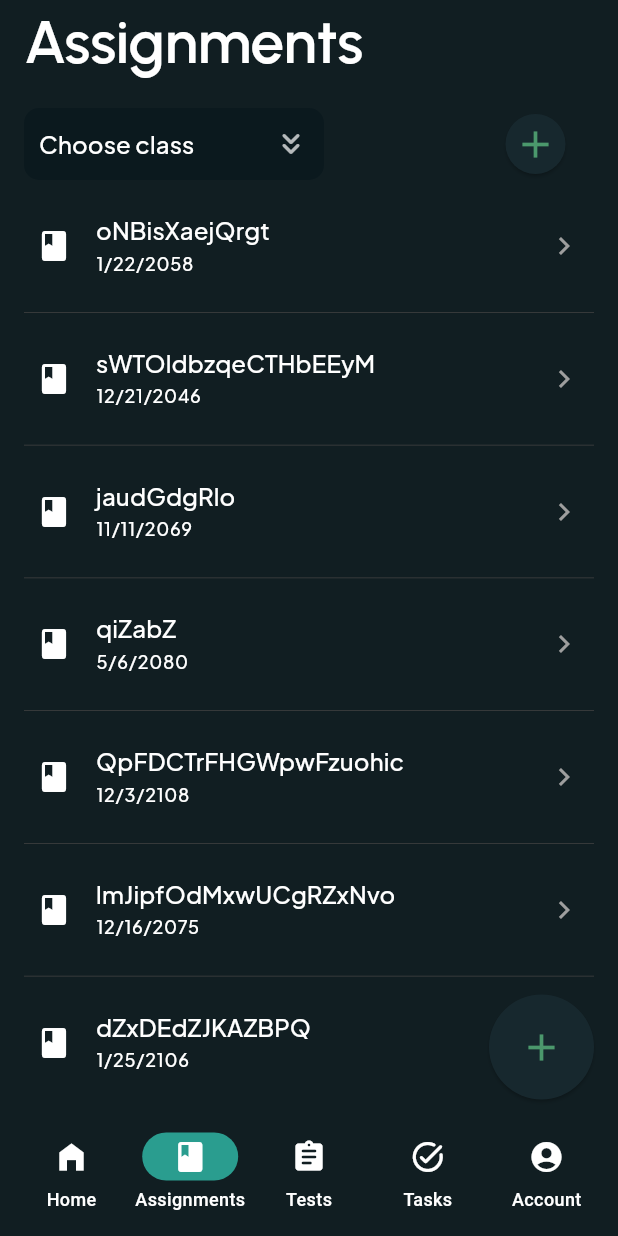
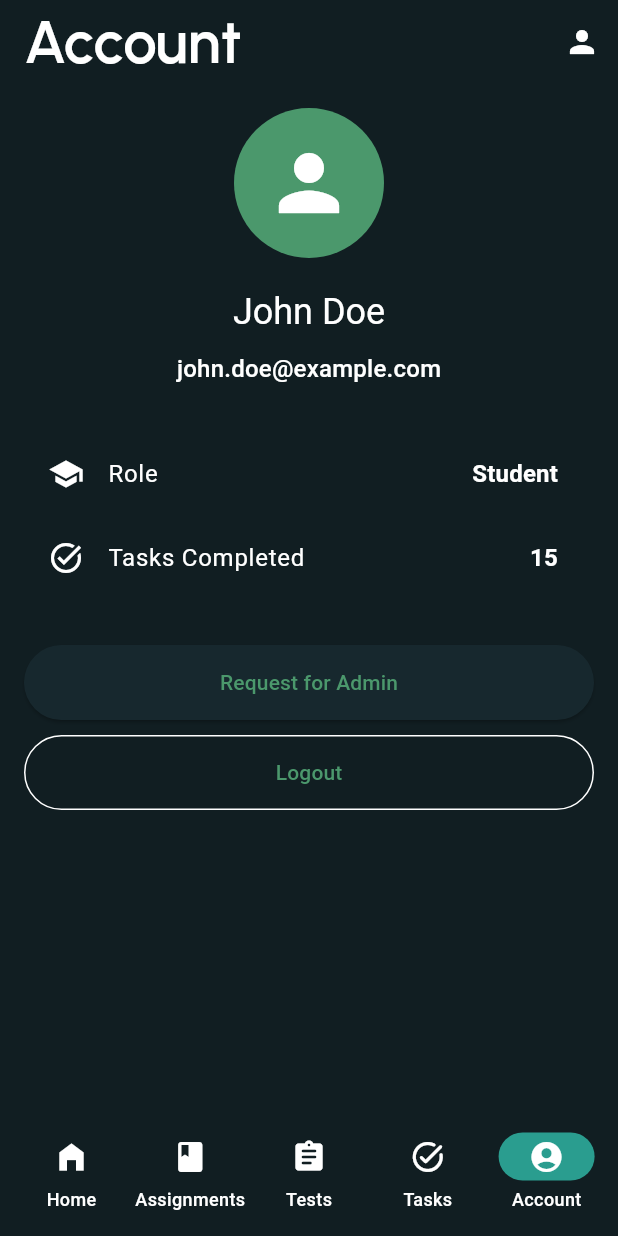
Before and after one commit to ariyha/StudyBuddy, a Flutter app: the screen it shows after launch, item 5 of the bottom bar chosen, on a phone screen of 412 x 824 dp. Run offline on Flutter 3.47's test engine with Material 3 defaults, Android fonts, the phone set to English and light mode, and no system bars; our stand-ins replace go_router, google_fonts; missing offline and left inert: clean_calendar.

Commit message:
added about me and animations

```diff
--- /dev/null
+++ b/lib/account.dart
@@ -0,0 +1,265 @@
+import 'package:flutter/material.dart';
+import 'package:studybuddy/navbar.dart';
+import 'package:url_launcher/url_launcher.dart';
+
+class AccountsPage extends StatefulWidget {
+  const AccountsPage({Key? key}) : super(key: key);
+
+  @override
+  _AccountsPageState createState() => _AccountsPageState();
+}
+
+class _AccountsPageState extends State<AccountsPage> {
+  // Dummy user data
+  final Map<String, String> userData = {
+    'name': 'John Doe',
+    'email': 'john.doe@example.com',
+    'role': 'Student',
+  };
+
+  @override
+  Widget build(BuildContext context) {
+    return Scaffold(
+      appBar: AppBar(
+        title: Text('Account'),
+        actions: [
+          IconButton(
+            icon: Hero(tag: 'accounticon', child: Icon(Icons.person)),
+            onPressed: () {
+              _showAboutDialog(context);
+            },
+          ),
+        ],
+      ),
+      body: SingleChildScrollView(
+        child: Padding(
+          padding: const EdgeInsets.all(16.0),
+          child: Column(
+            crossAxisAlignment: CrossAxisAlignment.start,
+            children: [
+              Center(
+                child: CircleAvatar(
+                  radius: 50,
+                  backgroundColor: Theme.of(context).primaryColor,
+                  child: Icon(
+                    Icons.person,
+                    size: 60,
+                    color: Theme.of(context).colorScheme.onPrimary,
+                  ),
+                ),
+              ),
+              SizedBox(height: 20),
+              Center(
+                child: Text(
+                  userData['name']!,
+                  style: Theme.of(context).textTheme.headline5,
+                ),
+              ),
+              SizedBox(height: 10),
+              Center(
+                child: Text(
+                  userData['email']!,
+                  style: Theme.of(context).textTheme.subtitle1,
+                ),
+              ),
+              SizedBox(height: 30),
+              AccountInfoTile(
+                title: 'Role',
+                value: userData['role']!,
+                icon: Icons.school,
+              ),
+              AccountInfoTile(
+                title: 'Tasks Completed',
+                value: '15',
+                icon: Icons.task_alt,
+              ),
+              SizedBox(height: 30),
+              ElevatedButton(
+                onPressed: () {
+                  // TODO: Implement edit profile functionality
+                },
+                child: Text('Request for Admin'),
+                style: ElevatedButton.styleFrom(
+                  minimumSize: Size(double.infinity, 50),
+                ),
+              ),
+              SizedBox(height: 10),
+              OutlinedButton(
+                onPressed: () {
+                  // TODO: Implement logout functionality
+                },
+                child: Text('Logout'),
+                style: OutlinedButton.styleFrom(
+                  minimumSize: Size(double.infinity, 50),
+                ),
+              ),
+            ],
+          ),
+        ),
+      ),
+      bottomNavigationBar: Hero(
+          tag: 'navbar',
+          child:
+              NavBar(currentPageIndex: 4)), // Assuming Accounts is the 5th item
+    );
+  }
+
+  void _showAboutDialog(BuildContext context) {
+    Navigator.of(context).push(PopupRoute(
+      page: Dialog(
+        child: AnimatedContainer(
+          duration: Duration(milliseconds: 300),
+          curve: Curves.easeInOut,
+          child: SingleChildScrollView(
+            child: Padding(
+              padding: const EdgeInsets.all(16.0),
+              child: Column(
+                mainAxisSize: MainAxisSize.min,
+                children: <Widget>[
+                  Text(
+                    'About Me (The Human Behind the Keyboard)',
+                    style: Theme.of(context).primaryTextTheme.bodySmall,
+                    textAlign: TextAlign.center,
+                  ),
+                  SizedBox(height: 20),
+                  CircleAvatar(
+                    radius: 50,
+                    backgroundColor: Theme.of(context).primaryColor,
+                    child: Hero(
+                      tag: 'accounticon',
+                      child: Icon(
+                        Icons.person,
+                        size: 60,
+                        color: Theme.of(context).colorScheme.onPrimary,
+                      ),
+                    ),
+                  ),
+                  SizedBox(height: 20),
+                  Text(
+                    'Nithish "Bug Creator" Ariyha',
+                    style: Theme.of(context).primaryTextTheme.titleMedium,
+                    textAlign: TextAlign.center,
+                  ),
+                  SizedBox(height: 10),
+                  Text(
+                    'Professional Googler & Stack Overflow Researcher',
+                    style: Theme.of(context).primaryTextTheme.labelMedium,
+                    textAlign: TextAlign.center,
+                  ),
+                  SizedBox(height: 20),
+                  Text(
+                    'Skills: Turning coffee into code, debugging by talking to rubber ducks, and mastering the art of "It works on my machine!"',
+                    textAlign: TextAlign.center,
+                  ),
+                  SizedBox(height: 20),
+                  Text(
+                    'Warning: Approaching this developer with a bug report may result in sudden caffeine intake and mumbled curses.',
+                    textAlign: TextAlign.center,
+                    style: TextStyle(fontStyle: FontStyle.italic),
+                  ),
+                  SizedBox(height: 20),
+                  Row(
+                    mainAxisAlignment: MainAxisAlignment.spaceEvenly,
+                    children: [
+                      ElevatedButton(
+                        child: Text('GitHub'),
+                        onPressed: () =>
+                            _launchURL('https://github.com/ariyha'),
+                      ),
+                      ElevatedButton(
+                        child: Text('LinkedIn'),
+                        onPressed: () =>
+                            _launchURL('https://linkedin.com/in/nithishariyha'),
+                      ),
+                    ],
+                  ),
+                  SizedBox(height: 10),
+                  TextButton(
+                    child: Text('Close'),
+                    onPressed: () {
+                      Navigator.of(context).pop();
+                    },
+                  ),
+                ],
+              ),
+            ),
+          ),
+        ),
+      ),
+    ));
+  }
+
+  void _launchURL(String url) async {
+    if (await canLaunch(url)) {
+      await launch(url);
+    } else {
+      print('Could not launch $url');
+    }
+  }
+}
+
+class AccountInfoTile extends StatelessWidget {
+  final String title;
+  final String value;
+  final IconData icon;
+
+  const AccountInfoTile({
+    Key? key,
+    required this.title,
+    required this.value,
+    required this.icon,
+  }) : super(key: key);
+
+  @override
+  Widget build(BuildContext context) {
+    return ListTile(
+      leading: Icon(icon),
+      title: Text(title),
+      trailing: Text(
+        value,
+        style: Theme.of(context).textTheme.subtitle1?.copyWith(
+              fontWeight: FontWeight.bold,
+            ),
+      ),
+    );
+  }
+}
+
+class PopupRoute extends PageRouteBuilder {
+  final Widget page;
+  PopupRoute({required this.page})
+      : super(
+          pageBuilder: (
+            BuildContext context,
+            Animation<double> animation,
+            Animation<double> secondaryAnimation,
+          ) =>
+              page,
+          transitionsBuilder: (
+            BuildContext context,
+            Animation<double> animation,
+            Animation<double> secondaryAnimation,
+            Widget child,
+          ) {
+            const begin = 0.0;
+            const end = 1.0;
+            var curve = Curves.easeInOut;
+
+            var tween =
+                Tween(begin: begin, end: end).chain(CurveTween(curve: curve));
+            var opacityAnimation = animation.drive(tween);
+            var scaleAnimation = animation.drive(tween);
+
+            return ScaleTransition(
+              scale: scaleAnimation,
+              child: FadeTransition(
+                opacity: opacityAnimation,
+                child: child,
+              ),
+            );
+          },
+          barrierColor: Colors.black54,
+          barrierDismissible: true,
+          opaque: false,
+        );
+}
--- a/lib/main.dart
+++ b/lib/main.dart
@@ -1,6 +1,7 @@
 import 'package:flutter/material.dart';
 import 'package:go_router/go_router.dart';
 import 'package:studybuddy/Themes/theme.dart';
+import 'package:studybuddy/account.dart';
 import 'package:studybuddy/assignment.dart';
 import 'package:studybuddy/home.dart';
 import 'package:studybuddy/task.dart';
@@ -10,31 +11,94 @@ void main() {
   runApp(MyApp());
 }
 
-class MyApp extends StatelessWidget {
-  final GoRouter _router = GoRouter(
+class MyApp extends StatefulWidget {
+  @override
+  _MyAppState createState() => _MyAppState();
+}
+
+class _MyAppState extends State<MyApp> {
+  int _currentPageIndex = 0;
+
+  late final GoRouter _router = GoRouter(
     routes: [
       GoRoute(
-        path: "/",
-        builder: (context, state) => const HomePage(),
+        path: '/',
+        pageBuilder: (context, state) => CustomTransitionPage(
+          key: state.pageKey,
+          child: const HomePage(),
+          transitionsBuilder: (context, animation, secondaryAnimation, child) {
+            return _buildTransition(
+                context, animation, secondaryAnimation, child, 0);
+          },
+        ),
       ),
       GoRoute(
-        path: "/assignment",
-        builder: (context, state) => const AssignmentPage(),
+        path: '/assignment',
+        pageBuilder: (context, state) => CustomTransitionPage(
+          key: state.pageKey,
+          child: const AssignmentPage(),
+          transitionsBuilder: (context, animation, secondaryAnimation, child) {
+            return _buildTransition(
+                context, animation, secondaryAnimation, child, 1);
+          },
+        ),
       ),
       GoRoute(
-        path: "/test",
-        builder: (context, state) => const TestPage(),
+        path: '/test',
+        pageBuilder: (context, state) => CustomTransitionPage(
+          key: state.pageKey,
+          child: const TestPage(),
+          transitionsBuilder: (context, animation, secondaryAnimation, child) {
+            return _buildTransition(
+                context, animation, secondaryAnimation, child, 2);
+          },
+        ),
       ),
       GoRoute(
-        path: "/task",
-        builder: (context, state) => const TaskPage(),
+        path: '/task',
+        pageBuilder: (context, state) => CustomTransitionPage(
+          key: state.pageKey,
+          child: const TaskPage(),
+          transitionsBuilder: (context, animation, secondaryAnimation, child) {
+            return _buildTransition(
+                context, animation, secondaryAnimation, child, 3);
+          },
+        ),
       ),
       GoRoute(
-        path: "/account",
-        builder: (context, state) => const AssignmentPage(),
+        path: '/account',
+        pageBuilder: (context, state) => CustomTransitionPage(
+          key: state.pageKey,
+          child: const AccountsPage(),
+          transitionsBuilder: (context, animation, secondaryAnimation, child) {
+            return _buildTransition(
+                context, animation, secondaryAnimation, child, 4);
+          },
+        ),
       ),
     ],
   );
+
+  Widget _buildTransition(BuildContext context, Animation<double> animation,
+      Animation<double> secondaryAnimation, Widget child, int targetPageIndex) {
+    Offset beginOffset;
+    if (targetPageIndex > _currentPageIndex) {
+      beginOffset = const Offset(1.0, 0.0); // slide in from the right
+    } else {
+      beginOffset = const Offset(-1.0, 0.0); // slide in from the left
+    }
+    _currentPageIndex = targetPageIndex;
+    return SlideTransition(
+      position: Tween<Offset>(
+        begin: beginOffset,
+        end: Offset.zero,
+      ).animate(CurvedAnimation(
+        parent: animation,
+        curve: Curves.easeInOut,
+      )),
+      child: child,
+    );
+  }
 
   @override
   Widget build(BuildContext context) {
--- a/lib/navbar.dart
+++ b/lib/navbar.dart
@@ -1,15 +1,13 @@
 import 'package:flutter/material.dart';
 import 'package:go_router/go_router.dart';
-
-/// Flutter code sample for [NavigationBar].
 
 class NavBar extends StatefulWidget {
   int currentPageIndex = 0;
 
   NavBar({
-    Key? key,
+    super.key,
     required this.currentPageIndex,
-  }) : super(key: key);
+  });
 
   @override
   State<NavBar> createState() => _NavBarState();
@@ -21,7 +19,7 @@ class _NavBarState extends State<NavBar> {
 
   @override
   Widget build(BuildContext context) {
-    var items = ['/', '/assignment', '/test', '/task', '/assignment'];
+    var items = ['/', '/assignment', '/test', '/task', '/account'];
     return Padding(
       padding: const EdgeInsets.only(bottom: 10.0, left: 8.0, right: 8.0),
       child: ClipRRect(
@@ -31,6 +29,7 @@ class _NavBarState extends State<NavBar> {
           selectedIndex: widget.currentPageIndex,
           onDestinationSelected: (int index) {
             setState(() {
+              widget.currentPageIndex = index;
               context.go(items[index]);
             });
           },
--- a/pubspec.yaml
+++ b/pubspec.yaml
@@ -36,6 +36,7 @@ dependencies:
   # Use with the CupertinoIcons class for iOS style icons.
   cupertino_icons: ^1.0.6
   go_router: ^14.2.0
+  url_launcher: ^6.3.0
 
 dev_dependencies:
   flutter_test:
```
Also changed, not shown: pubspec.lock, 5 other files.
